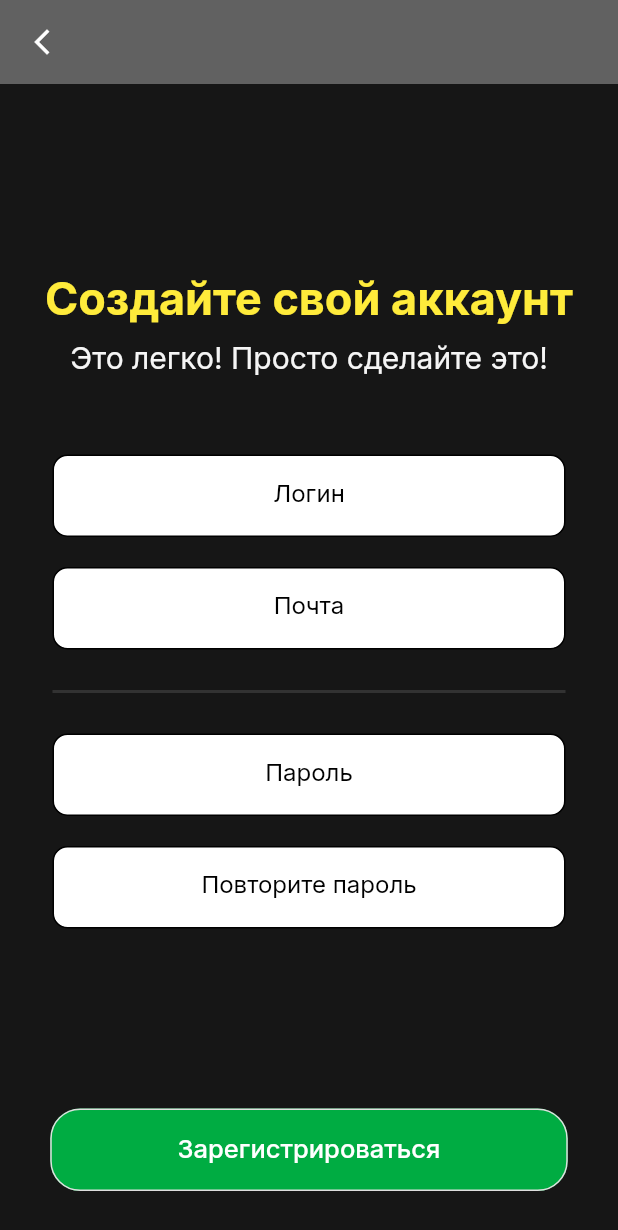
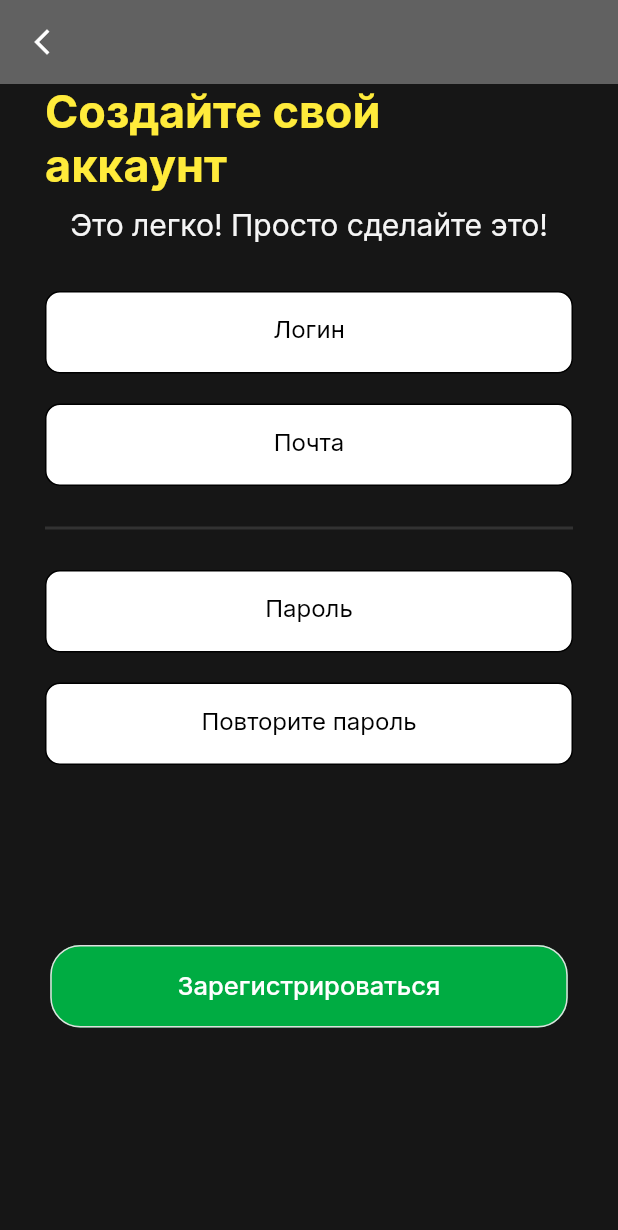
Before and after one commit to flew1x/chat_app, a Flutter app: the screen it shows after launch, after a tap on "Зарегестрироваться", on a phone screen of 412 x 824 dp. Shown: the top 1230 px of the screen. Run offline on Flutter 3.47's test engine with Material 2 defaults, Android fonts, the phone set to English and light mode, and no system bars; drawn by our look-alikes of animated_text_kit; our stand-ins replace cached_network_image, faker, firebase_auth, firebase_core, get, google_fonts and 2 more; missing offline and left inert: stream_chat_flutter_core; accounts and stored records are empty.

```diff
--- a/lib/view/pages/auth_page.dart
+++ b/lib/view/pages/auth_page.dart
@@ -1,5 +1,3 @@
-import 'package:chat_app/view/pages/home_page.dart';
-import 'package:chat_app/view/pages/login_page.dart';
 import 'package:chat_app/view/screens/home_screen.dart';
 import 'package:chat_app/view/screens/start_screen.dart';
 import 'package:firebase_auth/firebase_auth.dart';
--- a/lib/view/pages/settings_page.dart
+++ b/lib/view/pages/settings_page.dart
@@ -6,7 +6,6 @@ import 'package:chat_app/view/widgets/button.dart';
 import 'package:firebase_auth/firebase_auth.dart';
 import 'package:flutter/widgets.dart';
 import 'package:get/get.dart';
-import 'package:get/get_core/src/get_main.dart';
 
 class SettingsPage extends StatelessWidget {
   const SettingsPage({super.key});
@@ -22,7 +21,7 @@ class SettingsPage extends StatelessWidget {
             onPressed: () {
               FirebaseAuth.instance.authStateChanges().listen((User? user) {
                 if (user == null) {
-                  Get.to(() => const StartScreen());
+                  Get.off(() => const StartScreen());
                   log('User is currently signed out!');
                 } else {
                   log('User is signed in!');
--- a/lib/view/pages/sign_up_page.dart
+++ b/lib/view/pages/sign_up_page.dart
@@ -1,14 +1,9 @@
-import 'dart:developer';
-
 import 'package:animated_text_kit/animated_text_kit.dart';
 import 'package:chat_app/model/signHelper.dart';
-import 'package:chat_app/view/pages/home_page.dart';
-import 'package:chat_app/view/screens/home_screen.dart';
-import 'package:firebase_auth/firebase_auth.dart';
 import 'package:flutter/material.dart';
 import 'package:get/get.dart';
 import '../widgets/button.dart';
-import '../widgets/input_field.dart';
+import '../widgets/sign_input_field.dart';
 
 class SignUpPage extends StatefulWidget {
   const SignUpPage({super.key});
@@ -33,14 +28,12 @@ class _SignUpPageState extends State<SignUpPage> {
   Widget build(BuildContext context) {
     return Scaffold(
       appBar: _appBar(),
-      body: Padding(
-        padding: const EdgeInsets.only(bottom: 30),
+      body: SingleChildScrollView(
+        child: Padding(
+          padding: const EdgeInsets.only(bottom: 30, left: 30, right: 30),
           child: Column(
             mainAxisAlignment: MainAxisAlignment.end,
             crossAxisAlignment: CrossAxisAlignment.center,
-          children: [
-            Row(
-              mainAxisAlignment: MainAxisAlignment.center,
             children: [
               AnimatedTextKit(
                 animatedTexts: [
@@ -52,35 +45,28 @@ class _SignUpPageState extends State<SignUpPage> {
                           color: Colors.yellow)),
                 ],
                 isRepeatingAnimation: false,
-                )
-              ],
               ),
               const SizedBox(
                 height: 10,
               ),
-            Row(
-              mainAxisAlignment: MainAxisAlignment.center,
-              children: [
               Text(
                 _subtitleText,
                 style: const TextStyle(fontSize: 20),
               ),
-              ],
-            ),
               const SizedBox(
                 height: 12,
               ),
-            Padding(
-              padding: const EdgeInsets.only(right: 35, left: 35),
-              child: Column(
+              Column(
                 children: [
                   const SizedBox(
-                    height: 40,
+                    height: 20,
                   ),
                   InputField(
                     textController: _loginController,
                     hint: "Логин",
                     isPassword: false,
+                    isRegistration: true,
+                    isLogin: true,
                   ),
                   const SizedBox(
                     height: 20,
@@ -89,6 +75,7 @@ class _SignUpPageState extends State<SignUpPage> {
                     textController: _emailController,
                     hint: "Почта",
                     isPassword: false,
+                    isRegistration: false,
                   ),
                   const SizedBox(
                     height: 20,
@@ -103,6 +90,7 @@ class _SignUpPageState extends State<SignUpPage> {
                     textController: _passwordController,
                     hint: "Пароль",
                     isPassword: true,
+                    isRegistration: true,
                   ),
                   const SizedBox(
                     height: 20,
@@ -110,23 +98,25 @@ class _SignUpPageState extends State<SignUpPage> {
                   InputField(
                     textController: _repeatPasswordController,
                     hint: "Повторите пароль",
+                    isRegistration: true,
                     isPassword: true,
                   ),
                 ],
-              ),
               ),
               Padding(
                 padding: const EdgeInsets.only(top: 120),
                 child: Button(
                   text: "Зарегистрироваться",
                   onPressed: () {
-                  signHelper.createUser(_emailController, _passwordController);
+                    signHelper.createUser(
+                        _emailController, _passwordController);
                     signHelper.signIn(_emailController, _passwordController);
                   },
                   lightTheme: false,
                 ),
               )
             ],
+          ),
         ),
       ),
     );
--- a/lib/view/screens/start_screen.dart
+++ b/lib/view/screens/start_screen.dart
@@ -11,7 +11,7 @@ class StartScreen extends StatelessWidget {
   Widget build(BuildContext context) {
     return Scaffold(
       body: Padding(
-        padding: const EdgeInsets.only(left: 10, right: 10),
+        padding: const EdgeInsets.only(left: 20, right: 20),
         child: Column(
             mainAxisAlignment: MainAxisAlignment.center,
             crossAxisAlignment: CrossAxisAlignment.center,
@@ -31,9 +31,6 @@ class StartScreen extends StatelessWidget {
               const SizedBox(
                 height: 60,
               ),
-              Row(
-                mainAxisAlignment: MainAxisAlignment.center,
-                children: [
               Button(
                   text: "Войти",
                   onPressed: () {
@@ -41,8 +38,6 @@ class StartScreen extends StatelessWidget {
                         transition: Transition.rightToLeft);
                   },
                   lightTheme: false),
-                ],
-              ),
               const SizedBox(
                 height: 15,
               ),
--- a/lib/view/widgets/input_field.dart
+++ /dev/null
@@ -1,55 +0,0 @@
-import 'package:flutter/material.dart';
-
-class InputField extends StatelessWidget {
-  final String hint;
-  final bool isPassword;
-  final TextEditingController textController;
-
-  const InputField(
-      {Key? key,
-      required this.hint,
-      required this.isPassword,
-      required this.textController})
-      : super(key: key);
-
-  @override
-  Widget build(
-    BuildContext context,
-  ) {
-    return Container(
-      decoration: BoxDecoration(
-          color: const Color.fromARGB(255, 255, 255, 255),
-          border: Border.all(width: 1, color: Colors.black),
-          borderRadius: BorderRadius.circular(10)),
-      width: 350,
-      height: 55,
-      child: Column(
-        children: [
-          Column(
-            mainAxisAlignment: MainAxisAlignment.center,
-            crossAxisAlignment: CrossAxisAlignment.center,
-            children: [
-              TextFormField(
-                controller: textController,
-                autofocus: false,
-                cursorColor: const Color.fromARGB(255, 0, 0, 0),
-                textAlign: TextAlign.center,
-                style: const TextStyle(color: Colors.black),
-                obscureText: isPassword,
-                decoration: InputDecoration(
-                    hintText: hint,
-                    hintStyle: const TextStyle(color: Colors.black),
-                    focusedBorder: const UnderlineInputBorder(
-                        borderSide:
-                            BorderSide(color: Colors.transparent, width: 0)),
-                    enabledBorder: const UnderlineInputBorder(
-                        borderSide:
-                            BorderSide(color: Colors.transparent, width: 0))),
-              ),
-            ],
-          ),
-        ],
-      ),
-    );
-  }
-}
--- /dev/null
+++ b/lib/view/widgets/sign_input_field.dart
@@ -0,0 +1,94 @@
+import 'dart:math';
+
+import 'package:flutter/material.dart';
+
+class InputField extends StatelessWidget {
+  final String hint;
+  final bool isPassword;
+  final bool isRegistration;
+  final bool isLogin;
+  final TextEditingController textController;
+
+  const InputField(
+      {Key? key,
+      required this.hint,
+      required this.isPassword,
+      required this.textController,
+      this.isRegistration = false,
+      this.isLogin = false})
+      : super(key: key);
+
+  @override
+  Widget build(
+    BuildContext context,
+  ) {
+    return Container(
+      decoration: BoxDecoration(
+          color: Colors.white,
+          border: Border.all(width: 1, color: Colors.black),
+          borderRadius: BorderRadius.circular(10)),
+      width: double.infinity,
+      height: 55,
+      child: Column(
+        children: [
+          Column(
+            mainAxisAlignment: MainAxisAlignment.center,
+            crossAxisAlignment: CrossAxisAlignment.center,
+            children: [
+              Form(
+                autovalidateMode: AutovalidateMode.onUserInteraction,
+                child: TextFormField(
+                  validator: isPassword ? validatePassword : validateEmail,
+                  controller: textController,
+                  autofocus: false,
+                  cursorColor: const Color.fromARGB(255, 0, 0, 0),
+                  textAlign: TextAlign.center,
+                  style: const TextStyle(color: Colors.black),
+                  obscureText: isPassword,
+                  keyboardType: TextInputType.emailAddress,
+                  textInputAction: TextInputAction.done,
+                  decoration: InputDecoration(
+                      hintText: hint,
+                      hintStyle: const TextStyle(color: Colors.black),
+                      focusedBorder: const UnderlineInputBorder(
+                          borderSide:
+                              BorderSide(color: Colors.transparent, width: 0)),
+                      enabledBorder: const UnderlineInputBorder(
+                          borderSide:
+                              BorderSide(color: Colors.transparent, width: 0))),
+                ),
+              ),
+            ],
+          ),
+        ],
+      ),
+    );
+  }
+
+  String? validateEmail(String? value) {
+    const pattern = r"(?:[a-z0-9!#$%&'*+/=?^_`{|}~-]+(?:\.[a-z0-9!#$%&'"
+        r'*+/=?^_`{|}~-]+)*|"(?:[\x01-\x08\x0b\x0c\x0e-\x1f\x21\x23-\x5b\x5d-'
+        r'\x7f]|\\[\x01-\x09\x0b\x0c\x0e-\x7f])*")@(?:(?:[a-z0-9](?:[a-z0-9-]*'
+        r'[a-z0-9])?\.)+[a-z0-9](?:[a-z0-9-]*[a-z0-9])?|\[(?:(?:(2(5[0-5]|[0-4]'
+        r'[0-9])|1[0-9][0-9]|[1-9]?[0-9]))\.){3}(?:(2(5[0-5]|[0-4][0-9])|1[0-9]'
+        r'[0-9]|[1-9]?[0-9])|[a-z0-9-]*[a-z0-9]:(?:[\x01-\x08\x0b\x0c\x0e-\x1f\'
+        r'x21-\x5a\x53-\x7f]|\\[\x01-\x09\x0b\x0c\x0e-\x7f])+)\])';
+    final regex = RegExp(pattern);
+
+    return value!.isNotEmpty && !regex.hasMatch(value) && !isLogin
+        ? 'Введите правильную почту'
+        : null;
+  }
+
+  String? validatePassword(String? value) {
+    const pattern = r'.{6,}$';
+    final regex = RegExp(pattern);
+
+    return value!.isNotEmpty &&
+            !regex.hasMatch(value) &&
+            isRegistration &&
+            !isLogin
+        ? 'Пароль должен быть не меньше 6 символов'
+        : null;
+  }
+}
--- a/pubspec.yaml
+++ b/pubspec.yaml
@@ -23,6 +23,7 @@ dependencies:
   firebase_core: ^2.4.1
   animated_text_kit: ^4.2.2
   firebase_auth: ^4.2.5
+  email_validator: ^2.1.17
 
 dev_dependencies:
   flutter_test:
```
Also changed, not shown: lib/model/signHelper.dart (+4 -5 lines), lib/view/pages/login_page.dart (+9 -12 lines). Lines whose indentation alone changed are shown as unchanged.
